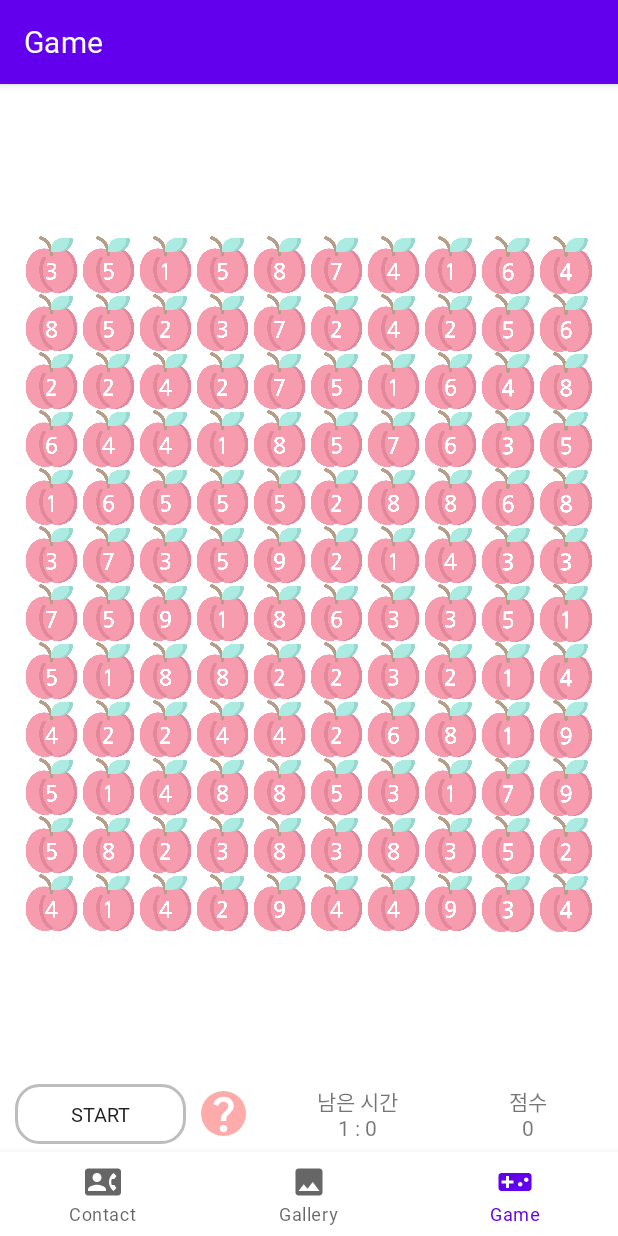
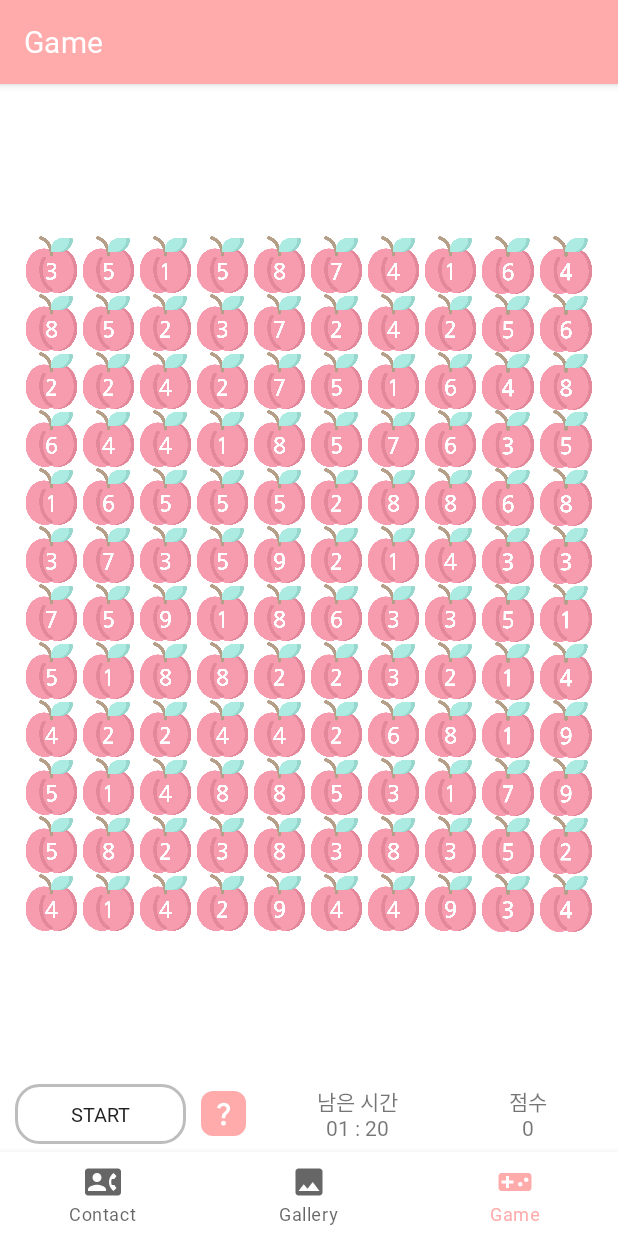
Before and after one commit to dycha0430/CS496_Project1, an Android app: the GameFragment screen opened through its navigation route, on a phone screen of 412 x 824 dp. Run offline under Robolectric (Android 15) with nearby library versions, the phone set to English and light mode, and no system bars; our stand-ins replace navigation-ui; 1 statement that could not run was skipped.

Commit message:
Design fix

```diff
--- a/Project1/app/src/main/java/com/example/project1/ui/gallery/GalleryFragment.java
+++ b/Project1/app/src/main/java/com/example/project1/ui/gallery/GalleryFragment.java
@@ -127,7 +127,7 @@ public class GalleryFragment extends Fragment {
                             addImageView.setImageURI(addImageUri);
                             String x = uri2path(addImageUri);
                             images.add(x);
-                            Log.d("upload", uri2path(addImageUri));
+                            //Log.d("upload", uri2path(addImageUri));
                             imageAdapter.setImages(images);
                             imageAdapter.notifyDataSetChanged();
                             jsonObject = new JSONObject();
--- a/Project1/app/src/main/java/com/example/project1/ui/gallery/ImageAdapter.java
+++ b/Project1/app/src/main/java/com/example/project1/ui/gallery/ImageAdapter.java
@@ -77,7 +77,7 @@ public class ImageAdapter extends BaseAdapter {
         imageview.setLayoutParams(new GridView.LayoutParams(parent.getWidth()/3-15, parent.getWidth()/3-15));
         Bitmap myBitmap = BitmapFactory.decodeFile(images.get(position));
         imageview.setImageBitmap(myBitmap);
-        Log.d("set", images.get(position));
+        //Log.d("set", images.get(position));
         imageview.setScaleType(ImageView.ScaleType.CENTER_CROP);
         return imageview;
     }
--- a/Project1/app/src/main/java/com/example/project1/ui/game/GameFragment.java
+++ b/Project1/app/src/main/java/com/example/project1/ui/game/GameFragment.java
@@ -37,7 +37,7 @@ public class GameFragment extends Fragment {
 
 
     /* Timer */
-    private final int TOTAL_TIME = 60;
+    private final int TOTAL_TIME = 80;
     int leftTime = TOTAL_TIME;
     private Timer timer;
     private final Handler handler;
@@ -109,6 +109,7 @@ public class GameFragment extends Fragment {
                 if (leftTime == 0) {
                     // TODO 점수 띄워주기
                     CustomDialog customDialog = new CustomDialog(getActivity(), score);
+                    customDialog.setCancelable(false);
 
                     customDialog.requestWindowFeature(Window.FEATURE_NO_TITLE);
                     WindowManager.LayoutParams params = customDialog.getWindow().getAttributes();
@@ -162,8 +163,12 @@ public class GameFragment extends Fragment {
     void setTimerView(int time) {
         int minute = time / 60;
         int second = time % 60;
+        String minute_display = minute + "";
+        String second_display = second + "" ;
+        if (minute < 10) minute_display = "0" + minute_display;
+        if (second < 10) second_display = "0" + second_display;
 
-        timerTextView.setText("남은 시간\n" + minute + " : "  + second);
+        timerTextView.setText("남은 시간\n" + minute_display + " : "  + second_display);
     }
 
     void setScoreView(int score) {
@@ -260,10 +265,15 @@ public class GameFragment extends Fragment {
             PeachLoc selected1 = clickedPeaches[0];
             PeachLoc selected2 = clickedPeaches[1];
 
+            int row_start = Math.min(selected1.row, selected2.row);
+            int row_end = Math.max(selected1.row, selected2.row);
+            int col_start = Math.min(selected1.col, selected2.col);
+            int col_end = Math.max(selected1.col, selected2.col);
+
             int sum = 0;
             int num = 0;
-            for (int i = Math.min(selected1.row, selected2.row); i <= Math.max(selected1.row, selected2.row); i++) {
-                for (int j = Math.min(selected1.col, selected2.col); j <= Math.max(selected1.col, selected2.col); j++) {
+            for (int i = row_start; i <= row_end; i++) {
+                for (int j = col_start; j <= col_end; j++) {
                     if (!peaches[i][j].isRemoved()) {
                         peaches[i][j].setSelected(true);
                         peaches[i][j].getPeach().setEnabled(false);
@@ -279,8 +289,8 @@ public class GameFragment extends Fragment {
                 score += num;
                 setScoreView(score);
 
-                for (int i = Math.min(selected1.row, selected2.row); i <= Math.max(selected1.row, selected2.row); i++) {
-                    for (int j = Math.min(selected1.col, selected2.col); j <= Math.max(selected1.col, selected2.col); j++) {
+                for (int i = row_start; i <= row_end; i++) {
+                    for (int j = col_start; j <= col_end; j++) {
                         peaches[i][j].getPeach().setImageResource(R.drawable.ic_baseline_circle_24);
                         peaches[i][j].setRemoved(true);
                     }
@@ -290,8 +300,8 @@ public class GameFragment extends Fragment {
             handler2.postDelayed(new Runnable() {
                 @Override
                 public void run() {
-                    for (int i = Math.min(selected1.row, selected2.row); i <= Math.max(selected1.row, selected2.row); i++) {
-                        for (int j = Math.min(selected1.col, selected2.col); j <= Math.max(selected1.col, selected2.col); j++) {
+                    for (int i = row_start; i <= row_end; i++) {
+                        for (int j = col_start; j <= col_end; j++) {
                             if (!peaches[i][j].isRemoved()) {
                                 peaches[i][j].getPeach().setEnabled(true);
                                 peaches[i][j].setSelected(false);
@@ -299,7 +309,7 @@ public class GameFragment extends Fragment {
                             }                        }
                     }
                 }
-            }, 200);
+            }, 300);
 
             clickedPeachNum = 0;
         }
--- a/Project1/app/src/main/res/font/font_custom.xml
+++ b/Project1/app/src/main/res/font/font_custom.xml
@@ -2,17 +2,17 @@
 <font-family xmlns:android="http://schemas.android.com/apk/res/android"
     xmlns:app="http://schemas.android.com/apk/res-auto">
     <font
-        android:font="@font/nanumfont"
+        android:font="@font/nanumsquareround"
         android:fontWeight="400"
         android:fontStyle="normal"
-        app:font="@font/nanumfont"
+        app:font="@font/nanumsquareround"
         app:fontWeight="500"
         app:fontStyle="normal"/>
     <font
-        android:font="@font/nanumfont"
+        android:font="@font/nanumsquareround"
         android:fontWeight="700"
         android:fontStyle="normal"
-        app:font="@font/nanumfont"
+        app:font="@font/nanumsquareround"
         app:fontWeight="1000"
         app:fontStyle="normal"/>
 
--- a/Project1/app/src/main/res/layout/fragment_game.xml
+++ b/Project1/app/src/main/res/layout/fragment_game.xml
@@ -1203,7 +1203,7 @@
         <androidx.cardview.widget.CardView
             android:layout_width="30dp"
             android:layout_height="30dp"
-            app:cardCornerRadius="15dp"
+            app:cardCornerRadius="8dp"
             android:layout_marginLeft="10dp"
             app:cardElevation="0dp"
             android:layout_gravity="center"
@@ -1215,6 +1215,7 @@
                 android:layout_gravity="center"
                 android:layout_weight="1"
                 android:background="#FFABAB"
+                android:padding="5dp"
                 android:scaleType="fitXY"
                 android:src="@drawable/ic_baseline_question_mark_24" />
         </androidx.cardview.widget.CardView>
--- a/Project1/app/src/main/res/layout/fragment_phone.xml
+++ b/Project1/app/src/main/res/layout/fragment_phone.xml
@@ -16,6 +16,7 @@
         android:backgroundTint="#98D7F8"
         android:background="#98D7F8"
         android:text="연락처 추가하기"
+        android:textSize="18sp"
         android:fontFamily="@font/font_custom"
         app:icon="@android:drawable/ic_input_add" />
 
--- a/Project1/app/src/main/res/layout/phone_num_item.xml
+++ b/Project1/app/src/main/res/layout/phone_num_item.xml
@@ -29,7 +29,7 @@
             android:layout_height="wrap_content"
             android:layout_weight="1"
             android:text="phoneNum"
-            android:textSize="12sp" />
+            android:textSize="13sp" />
     </LinearLayout>
 
     <ImageButton
--- a/Project1/app/src/main/res/navigation/mobile_navigation.xml
+++ b/Project1/app/src/main/res/navigation/mobile_navigation.xml
@@ -22,4 +22,10 @@
         android:name="com.example.project1.ui.game.GameFragment"
         android:label="@string/title_game"
         tools:layout="@layout/fragment_game" />
+
+    <activity
+        android:id="@+id/navigation_contact_detail"
+        android:name="com.example.project1.ui.phone.ContactDetailActivity"
+        android:label="@string/title_contact_detail"
+        tools:layout="@layout/activity_contact_detail"/>
 </navigation>
--- a/Project1/app/src/main/res/values/colors.xml
+++ b/Project1/app/src/main/res/values/colors.xml
@@ -7,4 +7,5 @@
     <color name="teal_700">#FF018786</color>
     <color name="black">#FF000000</color>
     <color name="white">#FFFFFFFF</color>
+    <color name="pink">#FFFFABAB</color>
 </resources>
--- a/Project1/app/src/main/res/values/strings.xml
+++ b/Project1/app/src/main/res/values/strings.xml
@@ -3,4 +3,5 @@
     <string name="title_contact">Contact</string>
     <string name="title_gallery">Gallery</string>
     <string name="title_game">Game</string>
+    <string name="title_contact_detail">상세 연락처</string>
 </resources>
--- a/Project1/app/src/main/res/values/themes.xml
+++ b/Project1/app/src/main/res/values/themes.xml
@@ -2,8 +2,8 @@
     <!-- Base application theme. -->
     <style name="Theme.Project1" parent="Theme.MaterialComponents.DayNight.DarkActionBar">
         <!-- Primary brand color. -->
-        <item name="colorPrimary">@color/purple_500</item>
-        <item name="colorPrimaryVariant">@color/purple_700</item>
+        <item name="colorPrimary">@color/pink</item>
+        <item name="colorPrimaryVariant">@color/pink</item>
         <item name="colorOnPrimary">@color/white</item>
         <!-- Secondary brand color. -->
         <item name="colorSecondary">@color/teal_200</item>
```
Also changed, not shown: 2 other files.
